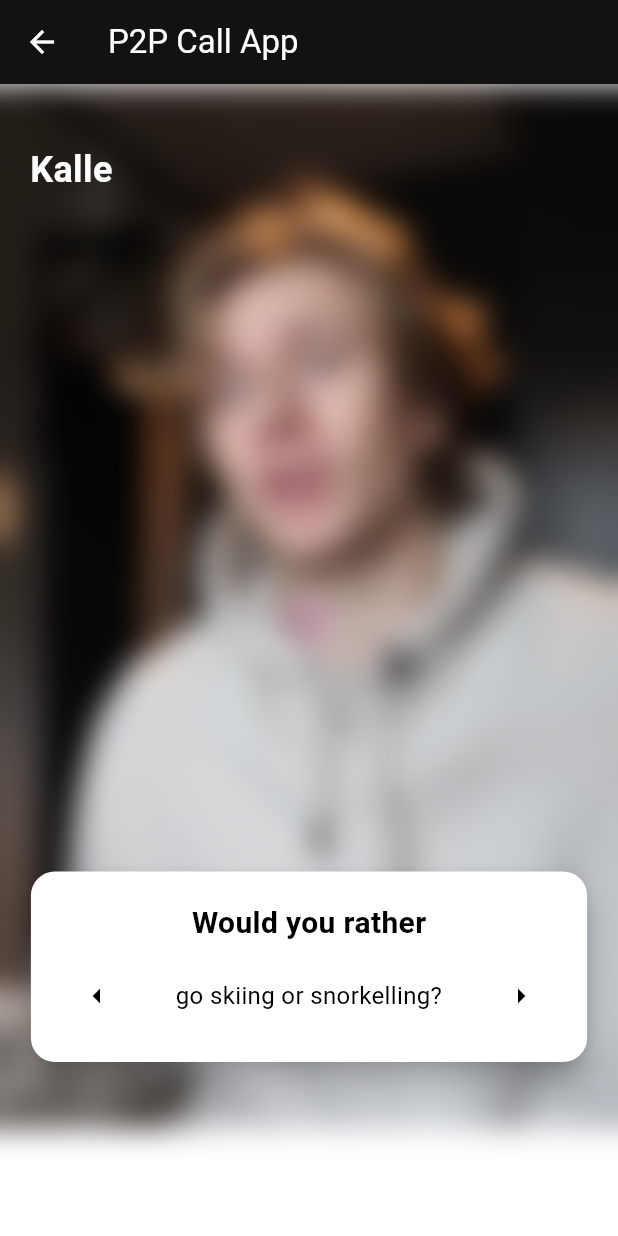
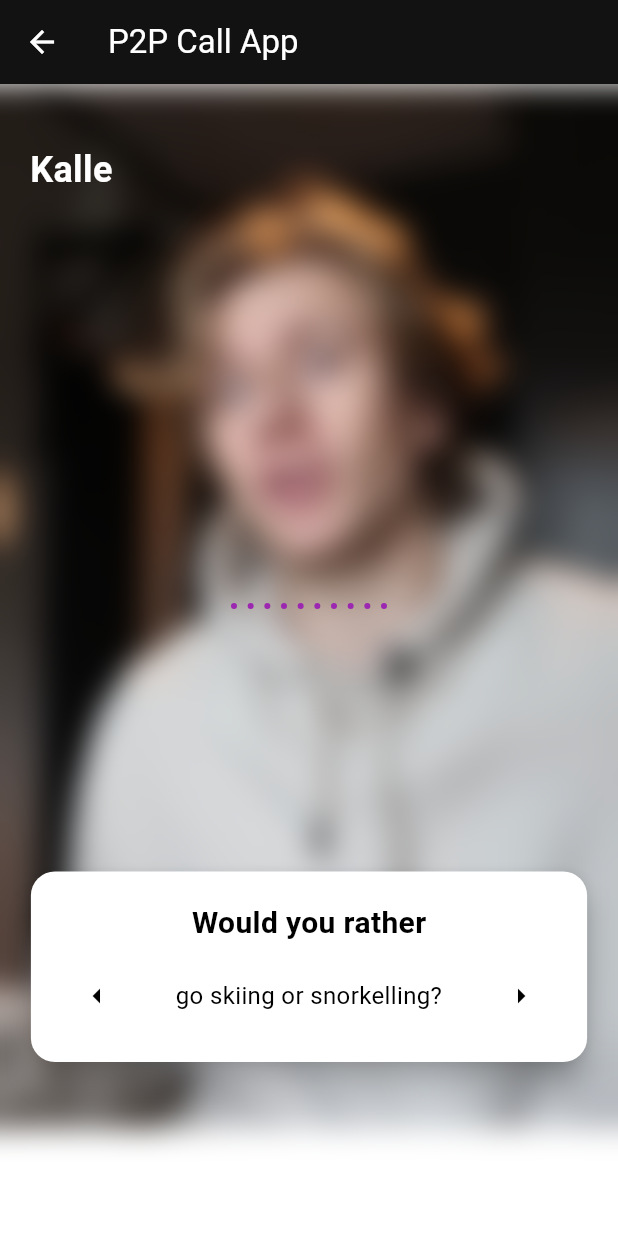
Before and after one commit to KalleHallden/awsAmplify, a Flutter app: the screen it shows after launch, after a tap on "Invite", on a phone screen of 412 x 824 dp. Run offline on Flutter 3.47's test engine with Material 3 defaults, Android fonts, the phone set to English and light mode, and no system bars; our stand-ins replace permission_handler, socket_io_client; missing offline and left inert: amplify_auth_cognito, amplify_authenticator, amplify_flutter, flutter_webrtc; network calls fail.

Commit message:
Improved voice animation

```diff
--- a/lib/ui_elements/waveform_widget.dart
+++ b/lib/ui_elements/waveform_widget.dart
@@ -4,7 +4,7 @@ import 'package:flutter/material.dart';
 import 'package:flutter_webrtc/flutter_webrtc.dart';
 
 class AudioAmplitude extends StatefulWidget {
-  final RTCPeerConnection peerConnection; // Pass the RTCPeerConnection instance
+  final RTCPeerConnection peerConnection;
 
   const AudioAmplitude({Key? key, required this.peerConnection}) : super(key: key);
 
@@ -15,7 +15,6 @@ class AudioAmplitude extends StatefulWidget {
 class _AudioAmplitudeState extends State<AudioAmplitude> {
   double _amplitude = 0.0; // Smoothed audio level
   late Timer _timer;
-  double previousSize = 0.0;
 
   @override
   void initState() {
@@ -28,25 +27,21 @@ class _AudioAmplitudeState extends State<AudioAmplitude> {
       double audioLevel = await _getAudioLevelFromWebRTC();
       setState(() {
         // Smooth the audio level for a better animation effect
-       // _amplitude = 0.9 * _amplitude + 0.1 * audioLevel;
-	      _amplitude = audioLevel;
+        _amplitude = 0.5 * _amplitude + 0.5 * audioLevel;
       });
     });
   }
 
   Future<double> _getAudioLevelFromWebRTC() async {
     try {
-      // Get all RTCRtpSenders from the peer connection
       List<RTCRtpSender> senders = await widget.peerConnection.getSenders();
 
       for (var sender in senders) {
         if (sender.track?.kind == 'audio') {
-          // Get WebRTC stats for the audio track
           List<StatsReport> stats = await sender.getStats();
 
           for (var report in stats) {
             if (report.type == 'media-source' || report.values.containsKey('audioLevel')) {
-              // Extract the audioLevel value (0.0 to 1.0)
               return report.values['audioLevel'] as double? ?? 0.0;
             }
           }
@@ -55,7 +50,6 @@ class _AudioAmplitudeState extends State<AudioAmplitude> {
     } catch (e) {
       print("Error fetching audio level: $e");
     }
-    print("no audio level");
     return 0.0; // Return 0 if no audio level is found
   }
 
@@ -67,50 +61,48 @@ class _AudioAmplitudeState extends State<AudioAmplitude> {
 
   @override
   Widget build(BuildContext context) {
-	  final double maxSize = 200.0;
-	final double size = _amplitude * maxSize;
-	double smoothingFactor = 0.95;
-	final double smoothedSize = smoothingFactor * previousSize + (1-smoothingFactor) * size;
-	previousSize = smoothedSize;
-    return  Center(
-        child: Column(
-          mainAxisAlignment: MainAxisAlignment.center,
-          children: [
-            SizedBox(height: 20),
-            Stack(
-        alignment: Alignment.center,
-        children: [
-          // Glowing shadow effect
-          Container(
-            width: size,
-            height: size,
-            decoration: BoxDecoration(
-              shape: BoxShape.circle,
-              //color: Colors.purple.withOpacity(0.3), // Shadow color
-              boxShadow: [
-                BoxShadow(
-                  color: Colors.purple.withOpacity(0.5),
-                  blurRadius: 20,
-                  spreadRadius: 10,
-                ),
-              ],
-            ),
-          ),
-          // Main circle with border
-          Container(
-            width: size,
-            height: size,
-            decoration: BoxDecoration(
-              shape: BoxShape.circle,
-              color: Colors.transparent, // Circle color
-              border: Border.all(
-                color: Colors.purple, // Border color
-                width: 1, // Border width
-              ),
-            ),
-          ),
-        ],
-	)]),
-        );
+    return Center(
+      child: CustomPaint(
+        size: Size(100, 300), // Width and height of the waveform canvas
+        painter: WaveformPainter(_amplitude),
+      ),
+    );
   }
 }
+
+class WaveformPainter extends CustomPainter {
+  final double amplitude;
+
+  WaveformPainter(this.amplitude);
+
+  @override
+  void paint(Canvas canvas, Size size) {
+    final paint = Paint()
+      ..color = Colors.purple
+      ..strokeWidth = 4
+      ..style = PaintingStyle.stroke
+      ..strokeCap = StrokeCap.round;
+
+    final centerY = size.height / 2;
+    final maxAmplitude = size.height / 2;
+
+    // Draw the waveform as a series of lines
+    final path = Path();
+    final numberOfPoints = 10; // Number of vertical lines in the waveform
+
+    for (int i = 0; i < numberOfPoints; i++) {
+      final x = size.width * (i / (numberOfPoints - 1));
+      final fluctuation = math.sin(i + amplitude * math.pi * 2) * amplitude * maxAmplitude;
+
+      path.moveTo(x, centerY - fluctuation);
+      path.lineTo(x, centerY + fluctuation);
+    }
+
+    canvas.drawPath(path, paint);
+  }
+
+  @override
+  bool shouldRepaint(covariant WaveformPainter oldDelegate) {
+    return oldDelegate.amplitude != amplitude;
+  }
+}
```
